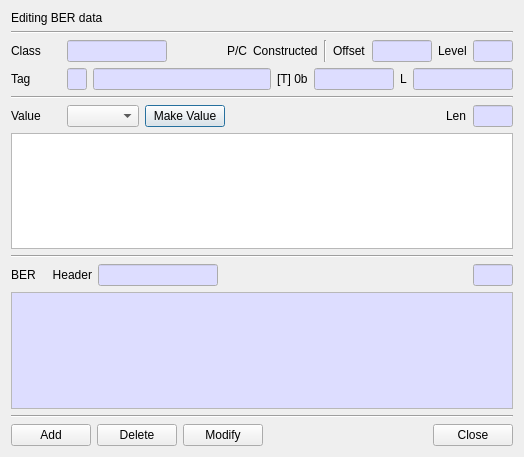
Qt form BerEditor/edit_value_dlg.ui (jykim74/BerEditor) before a commit.
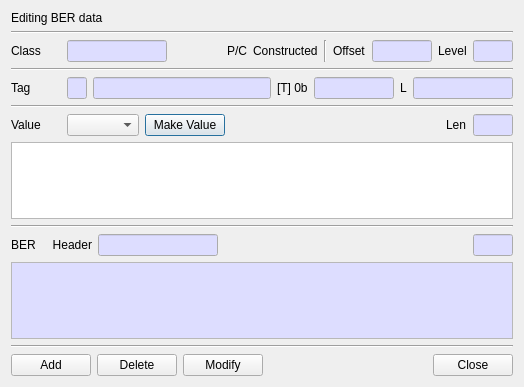
The same form after that commit.

Commit message: MakeBer EditBer 에서 Infinite 모드 지원

The edit to the form file:
```diff
--- a/BerEditor/edit_value_dlg.ui
+++ b/BerEditor/edit_value_dlg.ui
@@ -7,7 +7,7 @@
     <x>0</x>
     <y>0</y>
     <width>524</width>
-    <height>457</height>
+    <height>387</height>
    </rect>
   </property>
   <property name="windowTitle">
@@ -264,6 +264,13 @@
      </item>
     </layout>
    </item>
+   <item>
+    <widget class="Line" name="line_6">
+     <property name="orientation">
+      <enum>Qt::Horizontal</enum>
+     </property>
+    </widget>
+   </item>
    <item>
     <layout class="QHBoxLayout" name="horizontalLayout_2">
      <item>
```
The commit also changes 10 other files.
